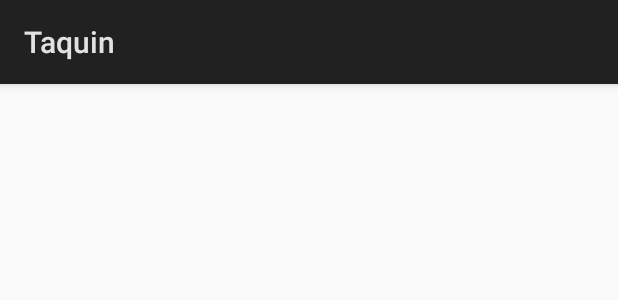
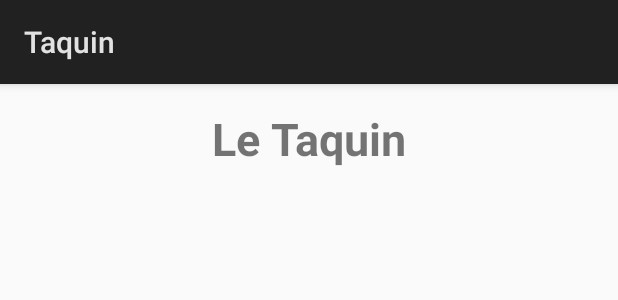
Before and after one commit to flo3551/Taquin, an Android app: the layout activity_game.xml on its own in the app's theme, with its tools: preview values and no code run, on a phone screen of 412 x 824 dp. Shown: the top 300 px of the screen. Run offline under Robolectric (Android 15) with nearby library versions, the phone set to English and light mode, and no system bars.

```diff
--- a/app/src/main/java/lpdawin/fr/taquin/GameActivity.java
+++ b/app/src/main/java/lpdawin/fr/taquin/GameActivity.java
@@ -2,12 +2,16 @@ package lpdawin.fr.taquin;
 
 import android.app.Activity;
 import android.os.Bundle;
+import android.widget.ArrayAdapter;
+import android.widget.GridView;
+import android.widget.RelativeLayout;
 
 public class GameActivity extends Activity {
 
     @Override
     protected void onCreate(Bundle savedInstanceState) {
         super.onCreate(savedInstanceState);
-        setContentView(R.layout.activity_game);
+        setContentView(R.layout.activity_main);
     }
+
 }
--- a/app/src/main/res/layout/activity_game.xml
+++ b/app/src/main/res/layout/activity_game.xml
@@ -10,4 +10,19 @@
     android:paddingTop="@dimen/activity_vertical_margin"
     tools:context="lpdawin.fr.taquin.GameActivity">
 
+    <LinearLayout
+        android:orientation="vertical"
+        android:layout_width="match_parent"
+        android:layout_height="match_parent">
+
+        <TextView
+            android:text="Le Taquin"
+            android:layout_width="match_parent"
+            android:layout_height="wrap_content"
+            android:id="@+id/txt_titre"
+            android:textSize="30sp"
+            android:textAlignment="center"
+            android:textStyle="normal|bold" />
+
+    </LinearLayout>
 </RelativeLayout>
```
